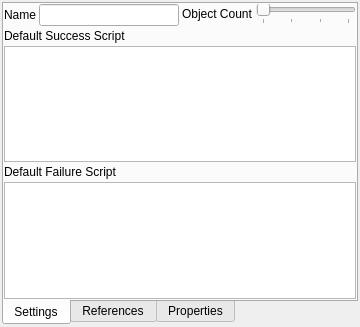
This is res/forms/VerbWidget.ui in tedvalson/NovelTea as Qt 5 draws it before an edit. The edited form follows.
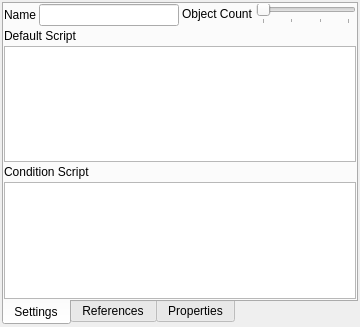
This is the edited form. Custom widgets are drawn as their Qt base class.

Commit message: Verb: Add conditional script to verbs to handle their visibility

Diff of the .ui file:
```diff
--- a/res/forms/VerbWidget.ui
+++ b/res/forms/VerbWidget.ui
@@ -120,7 +120,7 @@
        <item>
         <widget class="QLabel" name="labelDefaultSuccessScript">
          <property name="text">
-          <string>Default Success Script</string>
+          <string>Default Script</string>
          </property>
         </widget>
        </item>
@@ -130,7 +130,7 @@
        <item>
         <widget class="QLabel" name="labelDefaultFailureScript">
          <property name="text">
-          <string>Default Failure Script</string>
+          <string>Condition Script</string>
          </property>
         </widget>
        </item>
```
Left out of the diff: 8 changed lines with no effect on the pictures. The commit also changes 9 other files.
